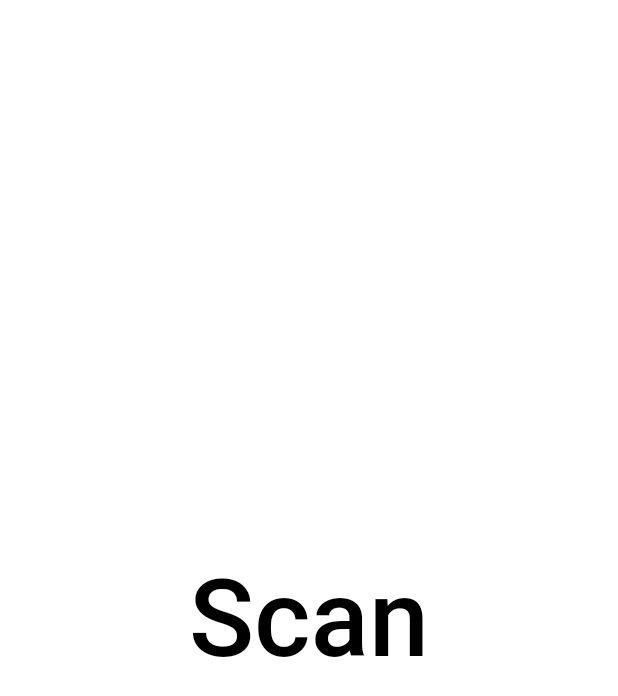
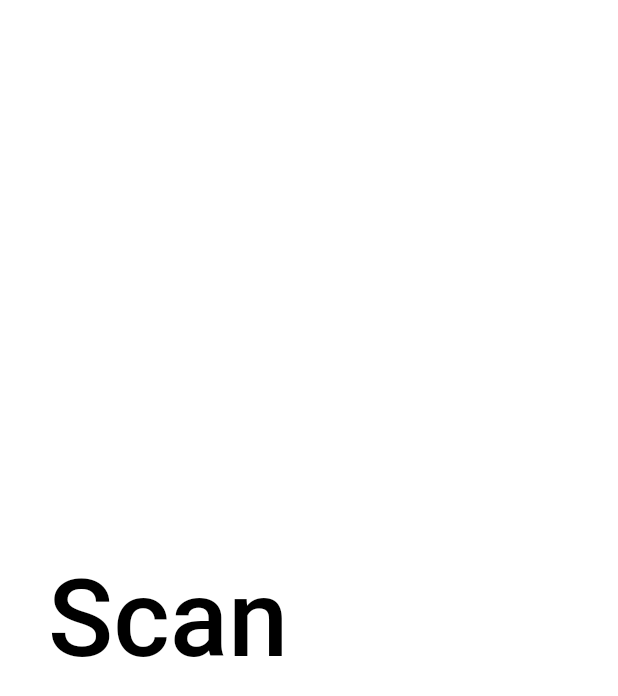
Before and after one commit to tkuenneth/souffleur_server, a Flutter app: the screen it shows after launch, on a phone screen of 412 x 824 dp. Shown: the top 696 px of the screen. Run offline on Flutter 3.47's test engine with Material 2 defaults, Android fonts, the phone set to English and light mode, and no system bars; our stand-ins replace auto_size_text, shared_preferences; missing offline and left inert: barcode_scan, swipedetector.

Commit message:
Short notes should appear left aligned, too

```diff
--- a/client/lib/main.dart
+++ b/client/lib/main.dart
@@ -45,7 +45,7 @@ class _SouffleurClientState extends State<SouffleurClient> {
               children: <Widget>[
                 Expanded(
                   child: Align(
-                    //alignment: Alignment.center,
+                    alignment: Alignment.centerLeft,
                     child: FutureBuilder<SlideNotes>(
                         future: currentSlideNotes,
                         builder: (context, snapshot) {
```
